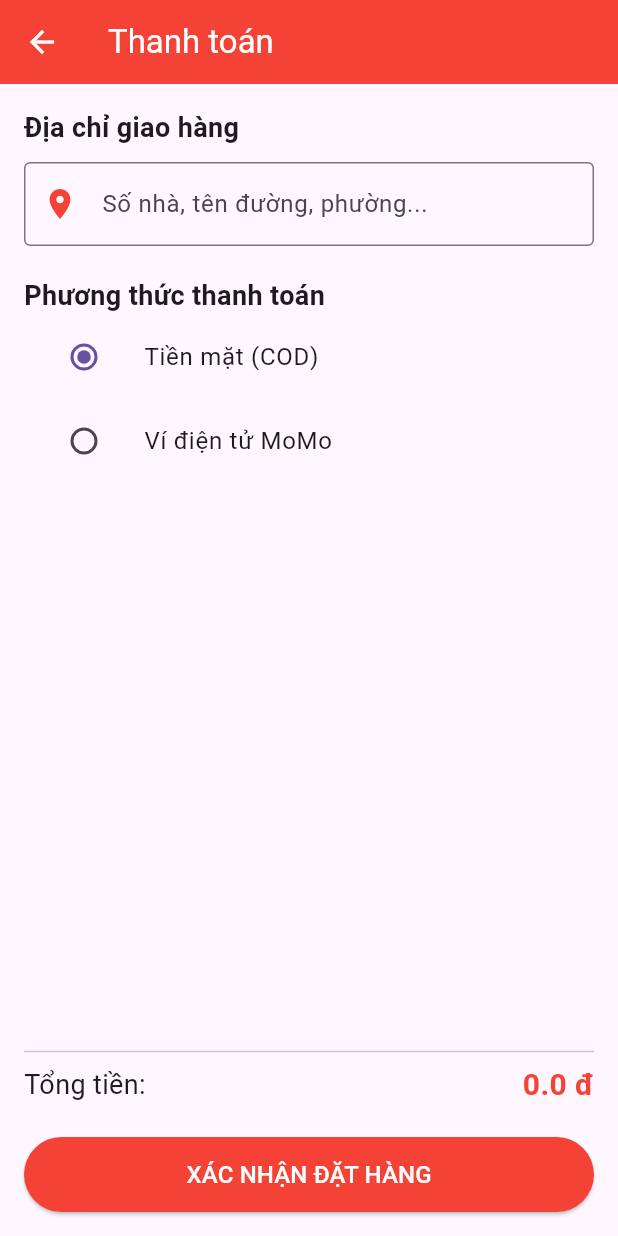
After one commit to Khangle272/app_do_an_nhanh, a Flutter app: the CheckoutScreen screen opened directly, on a phone screen of 412 x 824 dp. The commit adds this screen. Run offline on Flutter 3.47's test engine with Material 3 defaults, Android fonts, the phone set to English and light mode, and no system bars; our stand-ins replace google_fonts.

Commit message:
feat: hoàn thiện logic giỏ hàng và khởi tạo trang thanh toán

```diff
--- /dev/null
+++ b/lib/models/cart_item.dart
@@ -0,0 +1,15 @@
+import 'package:flutter/foundation.dart';
+
+class CartItem {
+  final String id;       // ID của món đồ trong giỏ (thường dùng DateTime để tạo)
+  final String title;    // Tên món ăn
+  final int quantity;    // Số lượng khách đặt
+  final double price;    // Giá tiền trên 1 món
+
+  CartItem({
+    required this.id,
+    required this.title,
+    required this.quantity,
+    required this.price,
+  });
+}
--- /dev/null
+++ b/lib/screens/checkout_screen.dart
@@ -0,0 +1,109 @@
+import 'package:flutter/material.dart';
+import 'package:provider/provider.dart';
+import '../providers/cart_provider.dart';
+
+class CheckoutScreen extends StatefulWidget {
+  const CheckoutScreen({super.key});
+
+  @override
+  State<CheckoutScreen> createState() => _CheckoutScreenState();
+}
+
+class _CheckoutScreenState extends State<CheckoutScreen> {
+  final _addressController = TextEditingController();
+  String _selectedPayment = 'Tiền mặt (COD)';
+
+  @override
+  Widget build(BuildContext context) {
+    final cart = Provider.of<CartProvider>(context);
+
+    return Scaffold(
+      appBar: AppBar(
+        title: const Text('Thanh toán'),
+        backgroundColor: Colors.red,
+        foregroundColor: Colors.white,
+      ),
+      body: Padding(
+        padding: const EdgeInsets.all(16.0),
+        child: Column(
+          crossAxisAlignment: CrossAxisAlignment.start,
+          children: [
+            const Text(
+              'Địa chỉ giao hàng',
+              style: TextStyle(fontSize: 18, fontWeight: FontWeight.bold),
+            ),
+            const SizedBox(height: 10),
+            TextField(
+              controller: _addressController,
+              decoration: const InputDecoration(
+                border: OutlineInputBorder(),
+                hintText: 'Số nhà, tên đường, phường...',
+                prefixIcon: Icon(Icons.location_on, color: Colors.red),
+              ),
+            ),
+            const SizedBox(height: 20),
+            const Text(
+              'Phương thức thanh toán',
+              style: TextStyle(fontSize: 18, fontWeight: FontWeight.bold),
+            ),
+            ListTile(
+              title: const Text('Tiền mặt (COD)'),
+              leading: Radio<String>(
+                value: 'Tiền mặt (COD)',
+                groupValue: _selectedPayment,
+                onChanged: (value) => setState(() => _selectedPayment = value!),
+              ),
+            ),
+            ListTile(
+              title: const Text('Ví điện tử MoMo'),
+              leading: Radio<String>(
+                value: 'MoMo',
+                groupValue: _selectedPayment,
+                onChanged: (value) => setState(() => _selectedPayment = value!),
+              ),
+            ),
+            const Spacer(),
+            const Divider(),
+            Row(
+              mainAxisAlignment: MainAxisAlignment.spaceBetween,
+              children: [
+                const Text('Tổng tiền:', style: TextStyle(fontSize: 18)),
+                Text(
+                  '${cart.totalAmount} đ',
+                  style: const TextStyle(
+                    fontSize: 20,
+                    fontWeight: FontWeight.bold,
+                    color: Colors.red,
+                  ),
+                ),
+              ],
+            ),
+            const SizedBox(height: 20),
+            ElevatedButton(
+              onPressed: () {
+                if (_addressController.text.isEmpty) {
+                  ScaffoldMessenger.of(context).showSnackBar(
+                    const SnackBar(content: Text('Vui lòng nhập địa chỉ!')),
+                  );
+                } else {
+                  // Sau này sẽ làm trang đặt hàng thành công ở đây
+                  ScaffoldMessenger.of(context).showSnackBar(
+                    const SnackBar(content: Text('Đặt hàng thành công!')),
+                  );
+                }
+              },
+              style: ElevatedButton.styleFrom(
+                backgroundColor: Colors.red,
+                minimumSize: const Size(double.infinity, 50),
+              ),
+              child: const Text(
+                'XÁC NHẬN ĐẶT HÀNG',
+                style: TextStyle(color: Colors.white, fontSize: 16),
+              ),
+            ),
+          ],
+        ),
+      ),
+    );
+  }
+}
```
Also changed, not shown: lib/main.dart (+13 -6 lines), lib/providers/cart_provider.dart (added, +79 -0 lines), lib/screens/cart_screen.dart (added, +138 -0 lines), lib/screens/main_layout.dart (+6 -3 lines), lib/screens/product_detail_screen.dart (+30 -9 lines), pubspec.yaml (+6 -74 lines), pubspec.lock, 2 other files.
